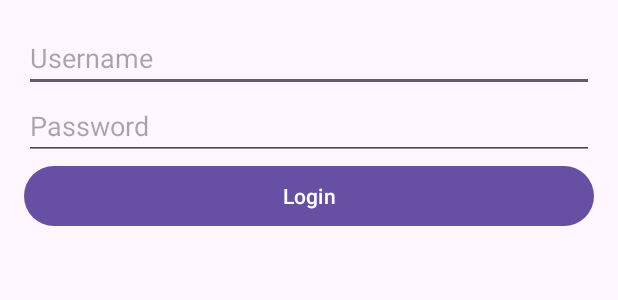
After one commit to CS-501-TeamMSH/FinalProject, an Android app: the layout activity_login.xml on its own in the app's theme, with its tools: preview values and no code run, on a phone screen of 412 x 824 dp. The commit adds this screen. Shown: the top 300 px of the screen. Run offline under Robolectric (Android 15) with nearby library versions, the phone set to English and light mode, and no system bars.

Commit message:
setup basic login page

```diff
--- /dev/null
+++ b/app/src/main/res/layout/activity_login.xml
@@ -0,0 +1,37 @@
+<?xml version="1.0" encoding="utf-8"?>
+<androidx.constraintlayout.widget.ConstraintLayout xmlns:android="http://schemas.android.com/apk/res/android"
+    xmlns:app="http://schemas.android.com/apk/res-auto"
+    xmlns:tools="http://schemas.android.com/tools"
+    android:layout_width="match_parent"
+    android:layout_height="match_parent"
+    tools:context=".LoginActivity">
+
+    <LinearLayout
+        android:layout_width="match_parent"
+        android:layout_height="match_parent"
+        android:orientation="vertical"
+        android:padding="16dp">
+
+        <EditText
+            android:id="@+id/editTextUsername"
+            android:layout_width="match_parent"
+            android:layout_height="wrap_content"
+            android:hint="Username"
+            android:inputType="text" />
+
+        <EditText
+            android:id="@+id/editTextPassword"
+            android:layout_width="match_parent"
+            android:layout_height="wrap_content"
+            android:hint="Password"
+            android:inputType="textPassword" />
+
+        <Button
+            android:id="@+id/buttonLogin"
+            android:layout_width="match_parent"
+            android:layout_height="wrap_content"
+            android:text="Login" />
+    </LinearLayout>
+
+
+</androidx.constraintlayout.widget.ConstraintLayout>
```
Also changed, not shown: app/src/main/AndroidManifest.xml (+13 -7 lines), app/src/main/java/com/example/finalproject/LoginActivity.kt (added, +36 -0 lines), app/src/main/java/com/example/finalproject/MainActivity.kt (+24 -9 lines), app/src/main/res/layout/activity_main.xml (+12 -0 lines), 1 other file.
